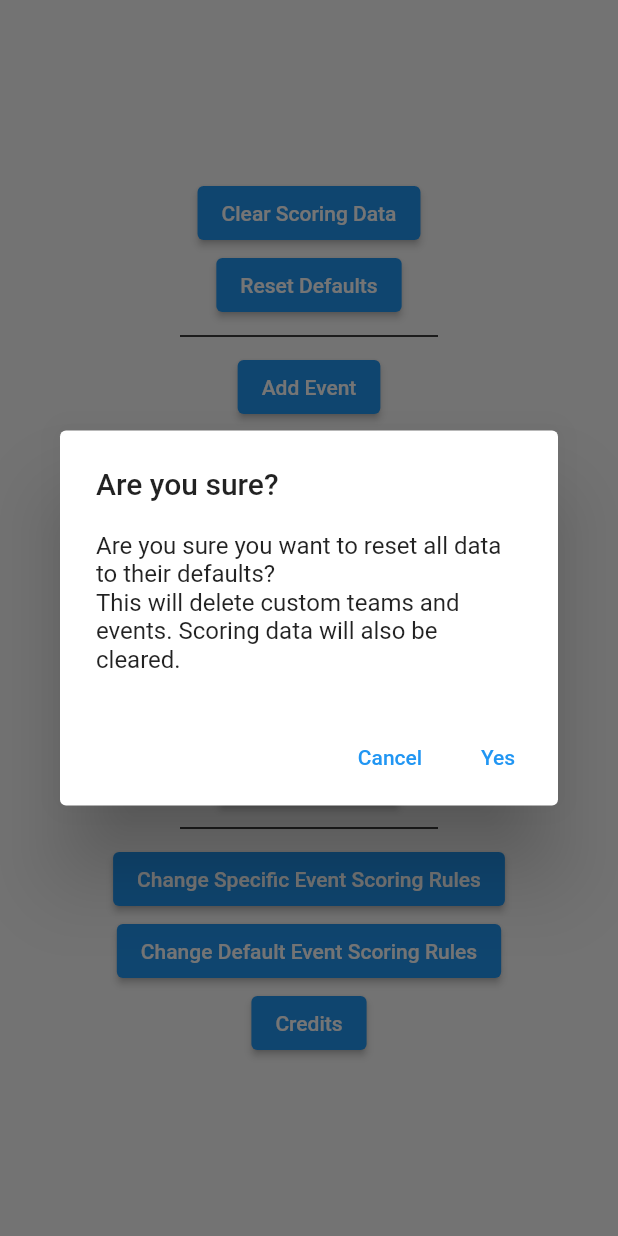
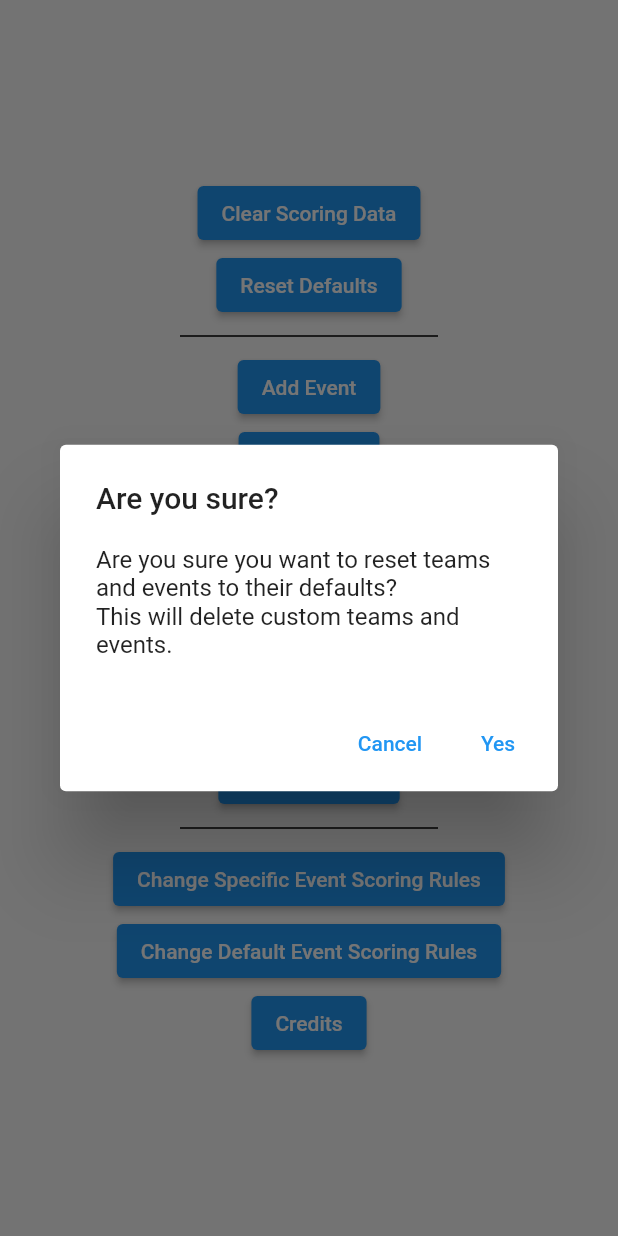
Before and after one commit to BribedJupiter/Swimscore, a Flutter app: the Settings widget shown alone on an empty page, opened directly, after a tap on "Reset Defaults", on a phone screen of 412 x 824 dp. Run offline on Flutter 3.47's test engine with Material 2 defaults, Android fonts, the light colour scheme and no system bars.

Commit message:
Never mind. Reset defaults still broken

```diff
--- a/lib/main.dart
+++ b/lib/main.dart
@@ -197,8 +197,8 @@ class _SettingsState extends State<Settings> {
             content: SingleChildScrollView(
               child: ListBody(
                 children: const [
-                  Text("Are you sure you want to reset all data to their defaults?"),
-                  Text("This will delete custom teams and events. Scoring data will also be cleared.")
+                  Text("Are you sure you want to reset teams and events to their defaults?"),
+                  Text("This will delete custom teams and events.")
                 ],
               ),
             ),
@@ -211,7 +211,6 @@ class _SettingsState extends State<Settings> {
               ),
               TextButton(
                   onPressed: () {
-                    //clearData();
                     resetData();
                     Navigator .of(context).pop();
                   },
```
